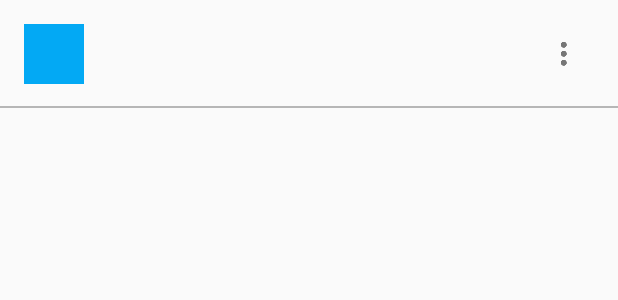
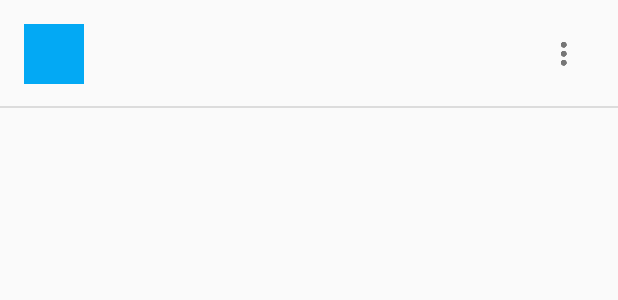
Before and after one commit to cpoppema/pass-mobile-android, an Android app: the layout item_secret.xml on its own in the app's theme, with its tools: preview values and no code run, on a phone screen of 412 x 824 dp. Shown: the top 300 px of the screen. Run offline under Robolectric (Android 15) with nearby library versions, the phone set to English and light mode, and no system bars.

Commit message:
Replace divider drawable with system View.

```diff
--- a/app/src/main/res/drawable/item_secret_divider.xml
+++ /dev/null
@@ -1,6 +0,0 @@
-<shape xmlns:android="http://schemas.android.com/apk/res/android"
-    android:shape="rectangle">
-
-    <size android:height="1dp" />
-    <solid android:color="@color/divider" />
-</shape>
--- a/app/src/main/res/layout/item_secret.xml
+++ b/app/src/main/res/layout/item_secret.xml
@@ -79,9 +79,9 @@
         <ImageView
             android:id="@+id/item_secret_divider"
             android:layout_width="match_parent"
-            android:layout_height="wrap_content"
+            android:layout_height="1dp"
             android:layout_centerHorizontal="true"
             android:layout_alignParentBottom="true"
-            android:src="@drawable/item_secret_divider" />
+            android:background="?android:attr/listDivider" />
     </RelativeLayout>
 </LinearLayout>
```
Also changed, not shown: app/src/main/java/mobile/android/pass/secrets/SecretsAdapter.java (+15 -11 lines).
